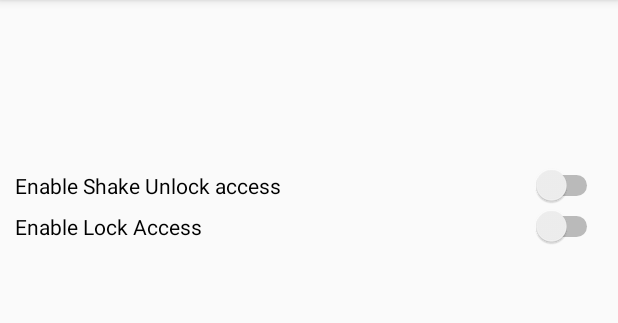
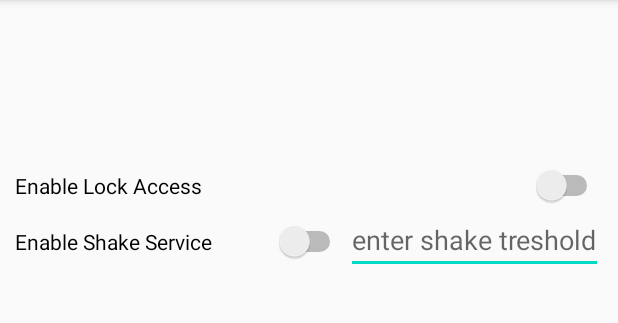
Before and after one commit to MahdiHma/HW2_mas, an Android app: the screen it shows after launch (MainActivity), on a phone screen of 412 x 824 dp, the part 84-407 px from its top. Run offline under Robolectric (Android 15) with nearby library versions, the phone set to English and light mode, and no system bars.

Commit message:
custom treshold for shake added

```diff
--- a/app/src/main/java/com/example/hw2_mas/FlatDetectorService.java
+++ b/app/src/main/java/com/example/hw2_mas/FlatDetectorService.java
@@ -17,6 +17,7 @@ import androidx.annotation.Nullable;
 
 
 public class FlatDetectorService extends Service implements SensorEventListener {
+    private static int defalutAngleLock = 15;
     private SensorManager sensorManager;
     private Sensor gravitySensor;
     private int lockAngle;
@@ -32,7 +33,7 @@ public class FlatDetectorService extends Service implements SensorEventListener
     }
 
     public int onStartCommand(@Nullable Intent intent, int flags, int startId) {
-        lockAngle = intent.getIntExtra("lockAngle",25);
+        lockAngle = intent.getIntExtra("lockAngle",defalutAngleLock);
         Log.i("service", "start command started"+lockAngle);
         sensorManager.registerListener(this, gravitySensor, SensorManager.SENSOR_DELAY_NORMAL);
         int i = 0;
--- a/app/src/main/java/com/example/hw2_mas/MainActivity.java
+++ b/app/src/main/java/com/example/hw2_mas/MainActivity.java
@@ -12,16 +12,12 @@ import android.content.Intent;
 import android.os.Bundle;
 import android.text.TextUtils;
 import android.util.Log;
-import android.view.LayoutInflater;
 import android.view.View;
 import android.widget.CompoundButton;
 import android.widget.LinearLayout;
 import android.widget.Switch;
 import android.widget.TextView;
 import android.widget.Toast;
-
-import java.io.Serializable;
-import java.util.EventListener;
 
 public class MainActivity extends AppCompatActivity {
     private Switch swEnableLock;
@@ -31,14 +27,14 @@ public class MainActivity extends AppCompatActivity {
     private LinearLayout llLockService;
 
     private TextView etAngle;
-
+    private TextView etShakeThreshold;
     static final int RESULT_ENABLE = 1;
 
     DevicePolicyManager deviceManger;
 
     ComponentName compName;
 
-    private Intent serviceIntent;
+    private Intent FlatDetectorIntent;
     private Intent shakeDetectorIntent;
 
     @Override
@@ -50,9 +46,10 @@ public class MainActivity extends AppCompatActivity {
         swEnableLock = findViewById(R.id.sw_enable_lock_access);
         swLockService = findViewById(R.id.sw_enable_lock_service);
         llLockService = findViewById(R.id.ll_lockService);
+        etShakeThreshold = findViewById(R.id.et_shake_thresh);
         etAngle = findViewById(R.id.et_angle);
         deviceManger = (DevicePolicyManager) getSystemService(Context.DEVICE_POLICY_SERVICE);
-        serviceIntent = new Intent(this, FlatDetectorService.class);
+        FlatDetectorIntent = new Intent(this, FlatDetectorService.class);
         shakeDetectorIntent = new Intent(this, ShakeDetectorService.class);
         compName = new ComponentName(this, DeviceAdmin.class);
         boolean active = deviceManger.isAdminActive(compName);
@@ -69,6 +66,10 @@ public class MainActivity extends AppCompatActivity {
             @Override
             public void onCheckedChanged(CompoundButton compoundButton, boolean isChecked) {
                 if (isChecked) {
+                    if (!TextUtils.isEmpty(etShakeThreshold.getText())){
+                        float shakeTs = Float.parseFloat(etShakeThreshold.getText().toString());
+                        shakeDetectorIntent.putExtra("shakeTs",shakeTs);
+                    }
                     startService(shakeDetectorIntent);
                     Log.i("sssssss","sssss");
 //                    Toast.makeText(, "ssssssss", Toast.LENGTH_LONG).show();
@@ -92,7 +93,7 @@ public class MainActivity extends AppCompatActivity {
                 } else if (active) {
                     stopService(shakeDetectorIntent);
 
-                    stopService(serviceIntent);
+                    stopService(FlatDetectorIntent);
                     deviceManger.removeActiveAdmin(compName);
                     swLockService.setChecked(false);
                     llLockService.setVisibility(View.GONE);
@@ -106,11 +107,11 @@ public class MainActivity extends AppCompatActivity {
                 if (isChecked) {
                     if (!TextUtils.isEmpty(etAngle.getText())) {
                         int lockAngle = Integer.parseInt(etAngle.getText().toString());
-                        serviceIntent.putExtra("lockAngle", lockAngle);
+                        FlatDetectorIntent.putExtra("lockAngle", lockAngle);
                     }
-                    startService(serviceIntent);
+                    startService(FlatDetectorIntent);
                 } else {
-                    stopService(serviceIntent);
+                    stopService(FlatDetectorIntent);
                 }
             }
         });
--- a/app/src/main/java/com/example/hw2_mas/ShakeDetectorService.java
+++ b/app/src/main/java/com/example/hw2_mas/ShakeDetectorService.java
@@ -17,10 +17,15 @@ import androidx.annotation.Nullable;
 
 import java.util.Objects;
 
+import static android.content.ContentValues.TAG;
+
 public class ShakeDetectorService extends Service{
+    private float treshold;
     private ShakeDetectorSensor shakeDetectorSensor;
     @Override
     public int onStartCommand(Intent intent, int flags, int startId){
+        treshold = intent.getFloatExtra("shakeTs",ShakeDetectorSensor.TRESHLD_DEFALUT);
+        shakeDetectorSensor.setThreshold(treshold);
         shakeDetectorSensor.startListening();
         Log.i("dd" , "start");
         return Service.START_NOT_STICKY;
@@ -37,7 +42,6 @@ public class ShakeDetectorService extends Service{
     public void onCreate(){
         super.onCreate();
         Log.i("dd" , "create");
-
         shakeDetectorSensor = new ShakeDetectorSensor(this);
     }
 
--- a/app/src/main/res/layout/activity_main.xml
+++ b/app/src/main/res/layout/activity_main.xml
@@ -12,58 +12,62 @@
         android:layout_marginTop="100dp"
         android:orientation="vertical"
 
+        android:padding="10dp"
         app:layout_constraintEnd_toEndOf="parent"
         app:layout_constraintHorizontal_bias="0.493"
         app:layout_constraintStart_toStartOf="parent"
-        android:padding="10dp"
         app:layout_constraintTop_toTopOf="parent">
-
-        <Switch
-            android:id="@+id/sw_enable_shake_unlock_access"
-            android:layout_width="match_parent"
-            android:layout_height="wrap_content"
-            android:layout_weight="1"
-            android:text="@string/enable_shake_unlock_access" />
-<!--        <LinearLayout-->
-<!--            android:layout_width="match_parent"-->
-<!--            android:layout_height="wrap_content"-->
-<!--            >-->
-<!--            <Switch-->
-<!--                android:id="@+id/sw_enable_shake_unlock_service"-->
-<!--                android:layout_width="match_parent"-->
-<!--                android:layout_height="wrap_content"/>-->
-<!--        </LinearLayout>-->
 
         <Switch
             android:id="@+id/sw_enable_lock_access"
             android:layout_width="match_parent"
-            android:layout_height="wrap_content"
+            android:layout_height="0dp"
             android:layout_weight="1"
             android:text="@string/enable_lock_access" />
+
         <LinearLayout
             android:id="@+id/ll_lockService"
             android:layout_width="match_parent"
             android:layout_height="wrap_content"
             android:orientation="horizontal">
+
             <Switch
                 android:id="@+id/sw_enable_lock_service"
+                android:layout_height="wrap_content"
                 android:layout_width="0dp"
+                android:layout_marginEnd="20dp"
                 android:layout_marginRight="20dp"
-                android:layout_height="wrap_content"
                 android:layout_weight="1"
-                android:text="@string/enable_lock_service"
-                android:layout_marginEnd="20dp" />
+                android:text="@string/enable_lock_service" />
 
             <EditText
                 android:id="@+id/et_angle"
                 android:layout_width="wrap_content"
                 android:layout_height="wrap_content"
+                android:autofillHints="45"
                 android:hint="@string/enter_lock_angle"
-                android:inputType="number"
-                android:autofillHints="45" />
+                android:inputType="number" />
         </LinearLayout>
 
+        <LinearLayout
+            android:layout_width="match_parent"
+            android:layout_height="wrap_content"
+            android:orientation="horizontal">
 
+            <Switch
+                android:id="@+id/sw_enable_shake_unlock_access"
+                android:layout_width="0dp"
+                android:layout_height="wrap_content"
+                android:layout_weight="1"
+                android:text="@string/enable_shake_unlock_access" />
+            <EditText
+                android:id="@+id/et_shake_thresh"
+                android:layout_width="wrap_content"
+                android:layout_height="wrap_content"
+                android:autofillHints="45"
+                android:hint="@string/enter_shake_treshold"
+                android:inputType="numberDecimal" />
+        </LinearLayout>
 
 
     </LinearLayout>
--- a/app/src/main/res/values/strings.xml
+++ b/app/src/main/res/values/strings.xml
@@ -1,8 +1,9 @@
 <resources>
     <string name="app_name">HW2_mas</string>
     <string name="app_description">this app lock your screen when you put it upward</string>
-    <string name="enable_shake_unlock_access">Enable Shake Unlock access</string>
+    <string name="enable_shake_unlock_access">Enable Shake Service</string>
     <string name="enable_lock_access">Enable Lock Access</string>
     <string name="enable_lock_service">Enable Lock Service</string>
     <string name="enter_lock_angle">enter lock angle</string>
+    <string name="enter_shake_treshold">enter shake treshold</string>
 </resources>
```
Also changed, not shown: app/src/main/java/com/example/hw2_mas/ShakeDetectorSensor.java (+7 -3 lines).
